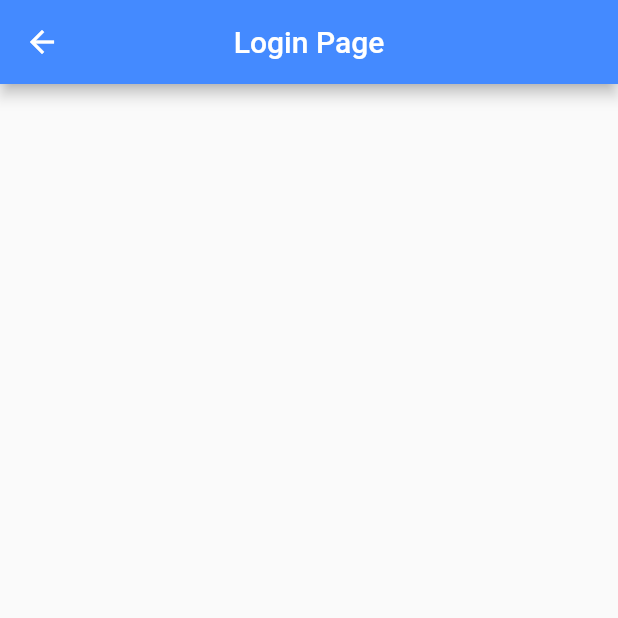
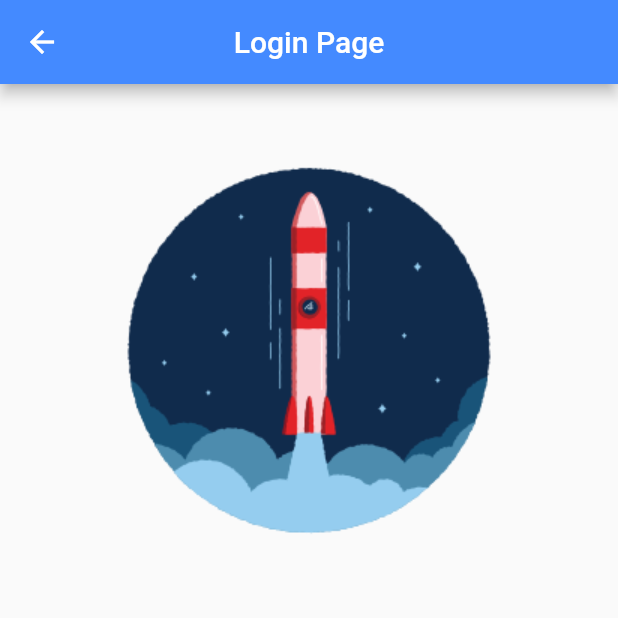
Before and after one commit to simonjv01/flutter_app_welcome, a Flutter app: the screen it shows after launch, after a tap on "Login", on a phone screen of 412 x 824 dp, the top half of it. Run offline on Flutter 3.47's test engine with Material 2 defaults, Android fonts, the phone set to English and light mode, and no system bars.

Commit message:
added image to login page

```diff
--- a/lib/pages/login_page.dart
+++ b/lib/pages/login_page.dart
@@ -1,8 +1,13 @@
 import 'package:flutter/material.dart';
 
-class LoginPage extends StatelessWidget {
+class LoginPage extends StatefulWidget {
   const LoginPage({super.key});
 
+  @override
+  State<LoginPage> createState() => _LoginPageState();
+}
+
+class _LoginPageState extends State<LoginPage> {
   @override
   Widget build(BuildContext context) {
     return Scaffold(
@@ -11,6 +16,15 @@ class LoginPage extends StatelessWidget {
         centerTitle: true,
         backgroundColor: Colors.blueAccent,
       ),
+      body: SingleChildScrollView(
+        child: Center(
+            child: Column(
+          children: [
+            const SizedBox(height: 50.0),
+            Image.asset('images/rocket.png'),
+          ],
+        )),
+      ),
     );
   }
 }
--- a/lib/pages/welcome_page.dart
+++ b/lib/pages/welcome_page.dart
@@ -17,7 +17,7 @@ class _WelcomePageState extends State<WelcomePage> {
       appBar: AppBar(
         title: const Text('Welcome'),
         centerTitle: true,
-        backgroundColor: Colors.greenAccent,
+        backgroundColor: Colors.blueAccent,
       ),
       body: SingleChildScrollView(
         child: Center(
```
